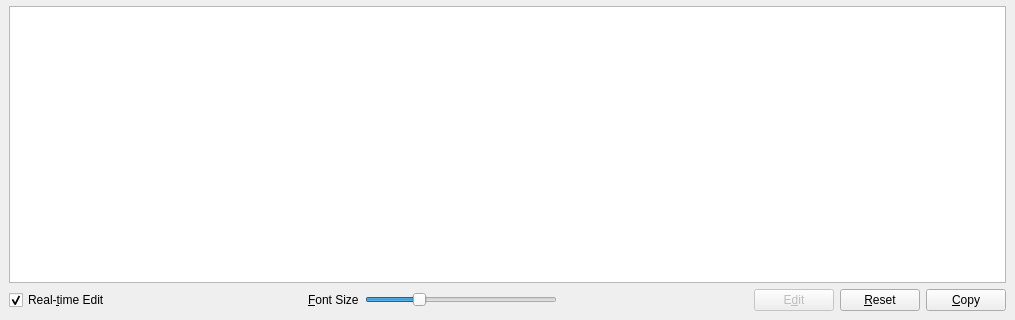
javadr/negar-gui, file negar_gui/mwin.ui: the form before one commit; both pictures show x 0 to 1015 and y 345 to 665 of the 1015 by 665 pixel window.
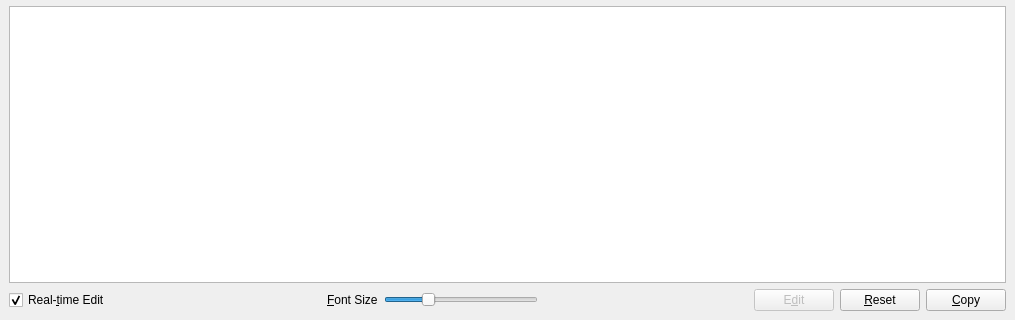
The form after the commit.

Commit message: qm file tncluded

The edit to the form file:
```diff
--- a/negar_gui/mwin.ui
+++ b/negar_gui/mwin.ui
@@ -41,9 +41,9 @@
    <property name="autoFillBackground">
     <bool>true</bool>
    </property>
-   <layout class="QGridLayout" name="gridLayout_3">
+   <layout class="QGridLayout" name="gridLayout_5">
     <item row="0" column="0">
-     <layout class="QGridLayout" name="gridLayout_2">
+     <layout class="QGridLayout" name="gridLayout_4">
       <item row="0" column="0">
        <layout class="QGridLayout" name="input_layout">
         <item row="0" column="0">
@@ -79,7 +79,7 @@
        </layout>
       </item>
       <item row="2" column="0">
-       <layout class="QGridLayout" name="gridLayout">
+       <layout class="QGridLayout" name="gridLayout_3">
         <item row="0" column="0">
          <widget class="QCheckBox" name="autoedit_chkbox">
           <property name="text">
@@ -104,6 +104,8 @@
          </spacer>
         </item>
         <item row="0" column="2">
+         <layout class="QGridLayout" name="gridLayout_2">
+          <item row="0" column="0">
          <widget class="QLabel" name="font_slider_label">
           <property name="text">
            <string>&amp;Font Size</string>
@@ -113,7 +115,7 @@
           </property>
          </widget>
         </item>
-        <item row="0" column="3">
+          <item row="0" column="1">
          <widget class="QSlider" name="font_slider">
           <property name="minimum">
            <number>10</number>
@@ -129,7 +131,9 @@
           </property>
          </widget>
         </item>
-        <item row="0" column="4">
+         </layout>
+        </item>
+        <item row="0" column="3">
          <spacer name="horizontalSpacer_2">
           <property name="orientation">
            <enum>Qt::Horizontal</enum>
@@ -142,7 +146,9 @@
           </property>
          </spacer>
         </item>
-        <item row="0" column="5">
+        <item row="0" column="4">
+         <layout class="QGridLayout" name="gridLayout">
+          <item row="0" column="0">
          <widget class="QPushButton" name="edit_btn">
           <property name="enabled">
            <bool>false</bool>
@@ -171,6 +177,8 @@
      </layout>
     </item>
    </layout>
+    </item>
+   </layout>
   </widget>
   <widget class="QMenuBar" name="menubar">
    <property name="geometry">
```
Left out of the diff: 10 changed lines with no effect on the pictures. Lines whose indentation alone changed are shown as unchanged. The commit also changes 2 other files.
